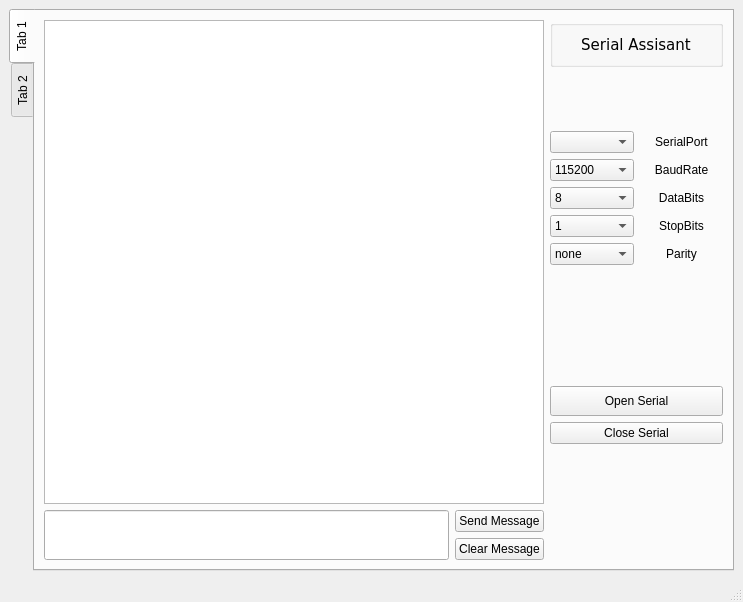
The window that SerialAssistant/src/serialAssistant.ui (yuanluochen/serail-Assistant) describes before a commit, drawn with Qt 5.
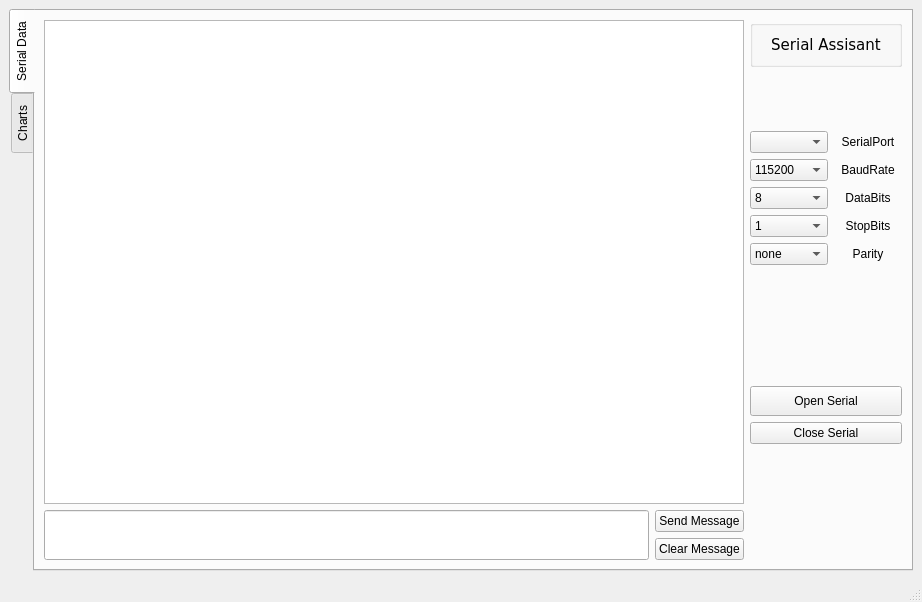
The same window after the commit. The open tabs and pages were chosen to show the change.

Commit message: 这一版还可以,tab wiget不错

```diff
--- a/SerialAssistant/src/serialAssistant.ui
+++ b/SerialAssistant/src/serialAssistant.ui
@@ -6,7 +6,7 @@
    <rect>
     <x>0</x>
     <y>0</y>
-    <width>743</width>
+    <width>900</width>
     <height>602</height>
    </rect>
   </property>
@@ -25,7 +25,7 @@
       </property>
       <widget class="QWidget" name="tab">
        <attribute name="title">
-        <string>Tab 1</string>
+        <string>Serial Data</string>
        </attribute>
        <layout class="QGridLayout" name="gridLayout_3">
         <item row="0" column="0">
@@ -68,7 +68,7 @@
              <widget class="QPlainTextEdit" name="recvEdit">
               <property name="minimumSize">
                <size>
-                <width>500</width>
+                <width>700</width>
                 <height>445</height>
                </size>
               </property>
@@ -83,6 +83,12 @@
            <layout class="QVBoxLayout" name="verticalLayout_3">
             <item>
              <widget class="QGroupBox" name="groupBox">
+              <property name="maximumSize">
+               <size>
+                <width>162</width>
+                <height>64</height>
+               </size>
+              </property>
               <property name="title">
                <string/>
               </property>
@@ -156,10 +162,23 @@
             <item>
              <layout class="QGridLayout" name="gridLayout">
               <item row="0" column="0">
-               <widget class="QComboBox" name="serialPortCb"/>
+               <widget class="QComboBox" name="serialPortCb">
+                <property name="maximumSize">
+                 <size>
+                  <width>86</width>
+                  <height>25</height>
+                 </size>
+                </property>
+               </widget>
               </item>
               <item row="0" column="1">
                <widget class="QLabel" name="label">
+                <property name="maximumSize">
+                 <size>
+                  <width>68</width>
+                  <height>25</height>
+                 </size>
+                </property>
                 <property name="text">
                  <string>SerialPort</string>
                 </property>
@@ -170,6 +189,12 @@
               </item>
               <item row="1" column="0">
                <widget class="QComboBox" name="baudRateCb">
+                <property name="maximumSize">
+                 <size>
+                  <width>86</width>
+                  <height>25</height>
+                 </size>
+                </property>
                 <property name="currentIndex">
                  <number>2</number>
                 </property>
@@ -192,6 +217,12 @@
               </item>
               <item row="1" column="1">
                <widget class="QLabel" name="label_2">
+                <property name="maximumSize">
+                 <size>
+                  <width>68</width>
+                  <height>25</height>
+                 </size>
+                </property>
                 <property name="text">
                  <string>BaudRate</string>
                 </property>
@@ -202,6 +233,12 @@
               </item>
               <item row="2" column="0">
                <widget class="QComboBox" name="dataBitCb">
+                <property name="maximumSize">
+                 <size>
+                  <width>86</width>
+                  <height>25</height>
+                 </size>
+                </property>
                 <property name="toolTipDuration">
                  <number>-10</number>
                 </property>
@@ -222,6 +259,12 @@
               </item>
               <item row="2" column="1">
                <widget class="QLabel" name="label_3">
+                <property name="maximumSize">
+                 <size>
+                  <width>68</width>
+                  <height>25</height>
+                 </size>
+                </property>
                 <property name="text">
                  <string>DataBits</string>
                 </property>
@@ -232,6 +275,12 @@
               </item>
               <item row="3" column="0">
                <widget class="QComboBox" name="stopBitCB">
+                <property name="maximumSize">
+                 <size>
+                  <width>86</width>
+                  <height>25</height>
+                 </size>
+                </property>
                 <property name="currentIndex">
                  <number>0</number>
                 </property>
@@ -254,6 +303,12 @@
               </item>
               <item row="3" column="1">
                <widget class="QLabel" name="label_4">
+                <property name="maximumSize">
+                 <size>
+                  <width>68</width>
+                  <height>25</height>
+                 </size>
+                </property>
                 <property name="text">
                  <string>StopBits</string>
                 </property>
@@ -264,6 +319,12 @@
               </item>
               <item row="4" column="0">
                <widget class="QComboBox" name="ParityCb">
+                <property name="maximumSize">
+                 <size>
+                  <width>86</width>
+                  <height>25</height>
+                 </size>
+                </property>
                 <property name="currentIndex">
                  <number>0</number>
                 </property>
@@ -276,6 +337,12 @@
               </item>
               <item row="4" column="1">
                <widget class="QLabel" name="label_5">
+                <property name="maximumSize">
+                 <size>
+                  <width>68</width>
+                  <height>25</height>
+                 </size>
+                </property>
                 <property name="text">
                  <string>Parity</string>
                 </property>
@@ -322,6 +389,12 @@
                   <height>30</height>
                  </size>
                 </property>
+                <property name="maximumSize">
+                 <size>
+                  <width>160</width>
+                  <height>30</height>
+                 </size>
+                </property>
                 <property name="text">
                  <string>Open Serial</string>
                 </property>
@@ -329,6 +402,12 @@
               </item>
               <item>
                <widget class="QPushButton" name="closeSerialPbt">
+                <property name="maximumSize">
+                 <size>
+                  <width>160</width>
+                  <height>30</height>
+                 </size>
+                </property>
                 <property name="text">
                  <string>Close Serial</string>
                 </property>
@@ -370,7 +449,7 @@
       </widget>
       <widget class="QWidget" name="tab_2">
        <attribute name="title">
-        <string>Tab 2</string>
+        <string>Charts</string>
        </attribute>
       </widget>
      </widget>
```
Left out of the diff: 8 changed lines with no effect on the pictures. The commit also changes 5 other files.
